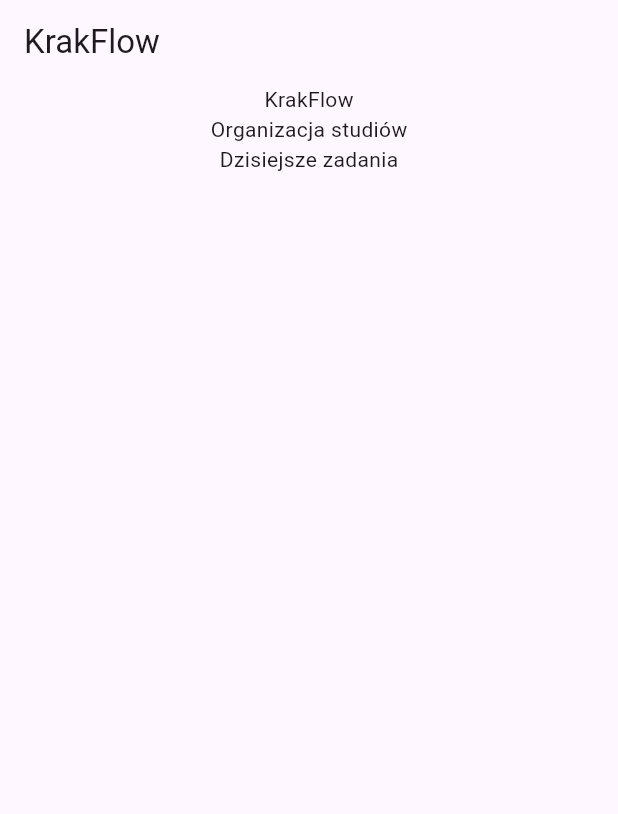
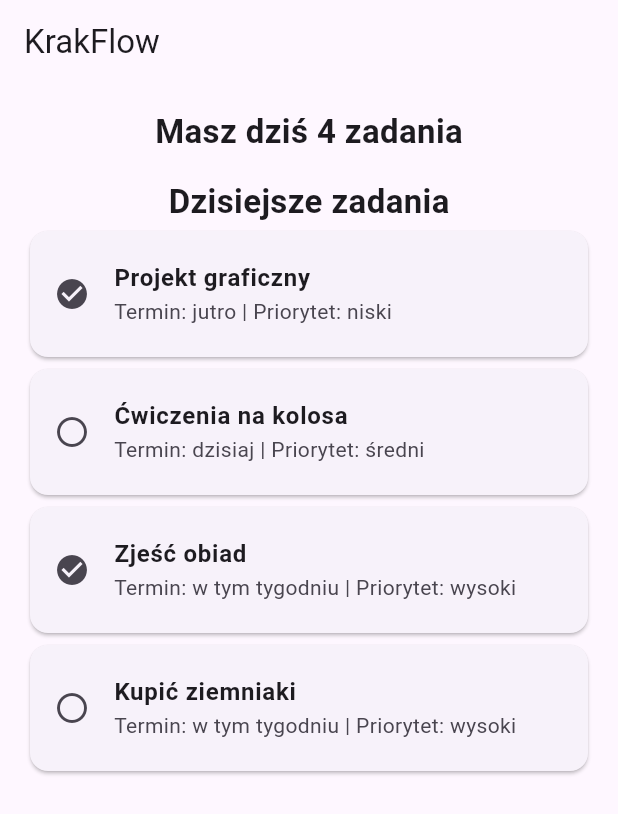
Before and after one commit to DariuszCeglinski/KrakFlow, a Flutter app: the screen it shows after launch, on a phone screen of 412 x 824 dp. Shown: the top 814 px of the screen. Run offline on Flutter 3.47's test engine with Material 3 defaults, Android fonts, the phone set to English and light mode, and no system bars.

Commit message:
lab_04 krakflow task list

```diff
--- a/lib/main.dart
+++ b/lib/main.dart
@@ -1,11 +1,18 @@
 import 'package:flutter/material.dart';
 
 void main() {
-  runApp(const MyApp());
+  runApp( MyApp());
 }
 
 class MyApp extends StatelessWidget {
-  const MyApp({super.key});
+  MyApp({super.key});
+
+  List<Task> tasks = [
+    Task(title: "Projekt graficzny", deadline: "jutro", priority: "niski", done: true),
+    Task(title: "Ćwiczenia na kolosa", deadline: "dzisiaj", priority: "średni", done: false),
+    Task(title: "Zjeść obiad", deadline: "w tym tygodniu", priority: "wysoki", done: true),
+    Task(title: "Kupić ziemniaki", deadline: "w tym tygodniu", priority: "wysoki", done: false),
+  ];
 
   @override
   Widget build(BuildContext context) {
@@ -14,17 +21,81 @@
           appBar: AppBar(
             title: Text("KrakFlow"),
           ),
-        body: Center(
+          body:
+            Padding(
+              padding: EdgeInsets.all(16),
               child: Column(
+                mainAxisAlignment: MainAxisAlignment.start,
                 children: [
-              Text("KrakFlow"),
-              Text("Organizacja studiów"),
-              Text("Dzisiejsze zadania"),
+                  Text(
+                      "Masz dziś ${tasks.length} zadania",
+                      style: TextStyle(
+                        fontSize: 22,
+                        fontWeight: FontWeight.bold,
+                      )
+                  ),
+                  SizedBox(height: 16,),
+                  Text(
+                      "Dzisiejsze zadania",
+                      style: TextStyle(
+                        fontSize: 22,
+                        fontWeight: FontWeight.bold,
+                      )
+                  ),
+                  Expanded(child: ListView.builder(
+                    itemCount: tasks.length,
+                    itemBuilder: (context, index) {
+                      return TaskCard(
+                          title: tasks[index].title,
+                          subtitle: tasks[index].deadline,
+                          icon: tasks[index].done ? Icons.check_circle : Icons.radio_button_unchecked,
+                          priority: tasks[index].priority,
+                      );
+                    },
+                  ))
                 ],
               ),
             )
       ),
     );
   }
+}
 
+class Task {
+  final String title;
+  final String deadline;
+  final String priority;
+  final bool done;
+
+  Task({required this.title, required this.deadline, required this.priority, required this.done});
 }
+
+class TaskCard extends StatelessWidget {
+  final String title;
+  final String subtitle;
+  final String priority;
+  final IconData icon;
+
+  const TaskCard({
+    super.key,
+    required this.title,
+    required this.subtitle,
+    required this.icon,
+    required this.priority,
+  });
+
+  @override
+  Widget build(BuildContext context) {
+    return Card(
+      child: Padding(padding: EdgeInsets.symmetric(
+        vertical: 6,
+        horizontal: 0,
+      ),
+      child: ListTile(
+        leading: Icon(icon),
+        title: Text(title, style: TextStyle(fontWeight: FontWeight.bold),),
+        subtitle: Text("Termin: $subtitle | Priorytet: $priority"),
+      ),)
+    );
+  }
+}
```
Lines whose indentation alone changed are shown as unchanged.
